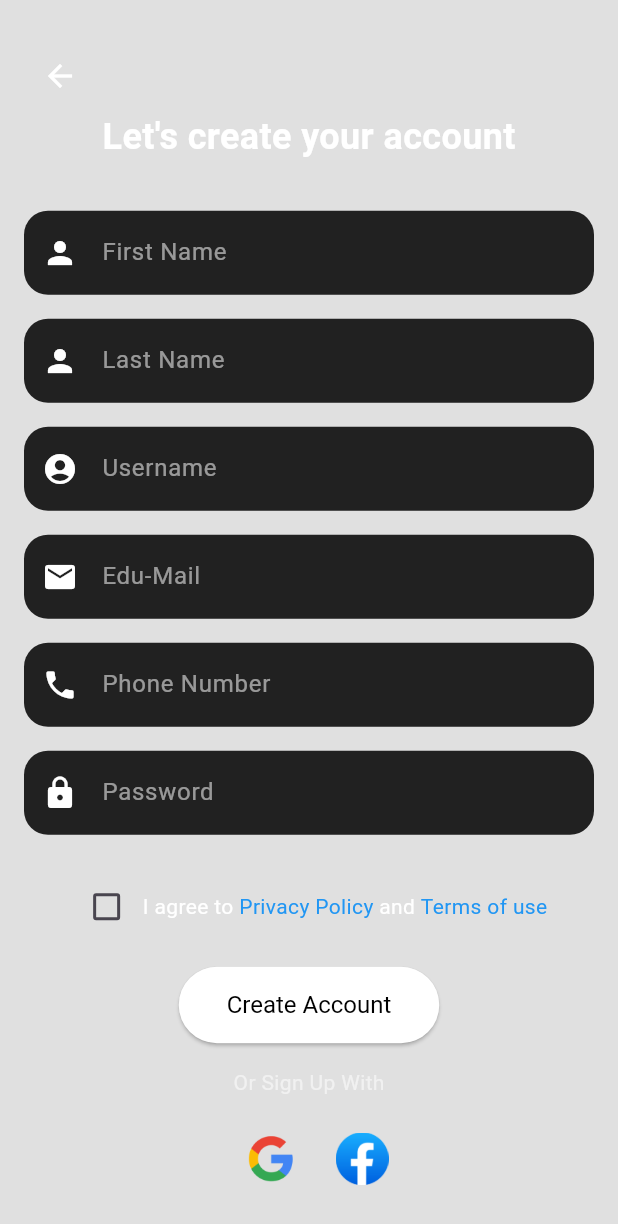
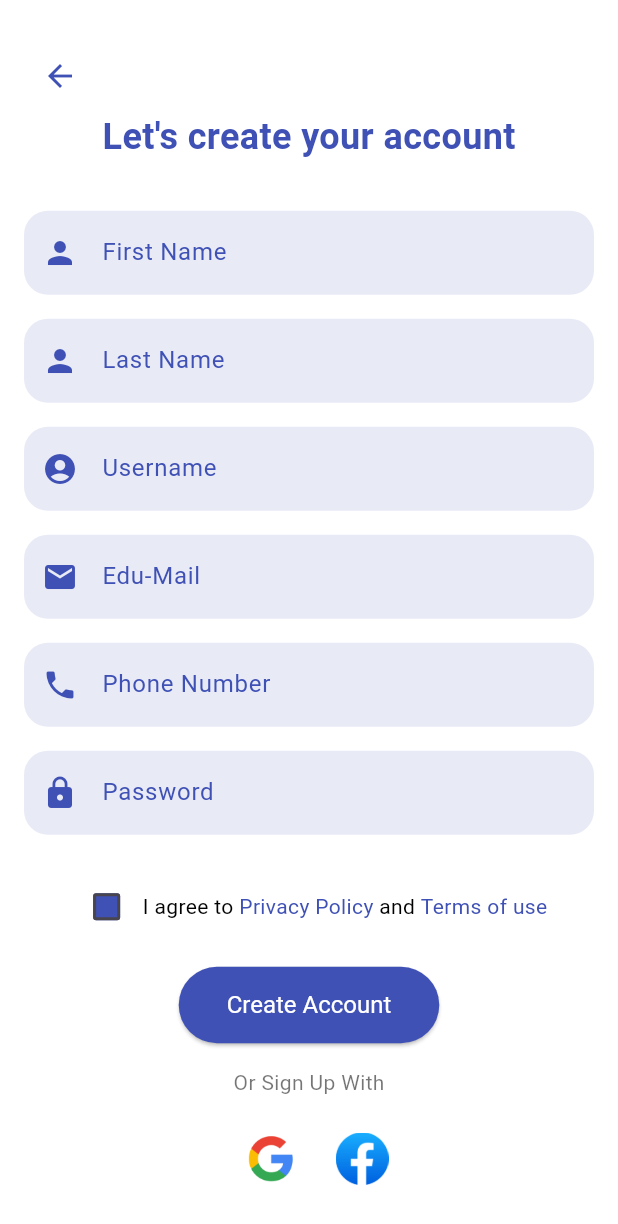
Before and after one commit to Tayebbb/AUSThir, a Flutter app: the reg screen opened directly, on a phone screen of 412 x 824 dp. Shown: the top 1224 px of the screen. Run offline on Flutter 3.47's test engine with Material 3 defaults, Android fonts, the phone set to English and light mode, and no system bars; our stand-ins replace lottie.

Commit message:
reg theme changed

```diff
--- a/lib/reg.dart
+++ b/lib/reg.dart
@@ -1,13 +1,20 @@
 import 'package:flutter/material.dart';
 
 // ignore: camel_case_types
-class reg extends StatelessWidget {
+class reg extends StatefulWidget {
   const reg({super.key});
+
+  @override
+  _regState createState() => _regState();
+}
+
+class _regState extends State<reg> {
+  bool isChecked = false;
 
   @override
   Widget build(BuildContext context) {
     return Scaffold(
-      backgroundColor: Colors.black12,
+      backgroundColor: Colors.white,  // Set background color to white
       body: Padding(
         padding: const EdgeInsets.all(16.0),
         child: Center(
@@ -18,7 +25,7 @@ class reg extends StatelessWidget {
                 Align(
                   alignment: Alignment.topLeft,
                   child: IconButton(
-                    icon: const Icon(Icons.arrow_back, color: Colors.white),
+                    icon: const Icon(Icons.arrow_back, color: Colors.indigo), // Indigo color for icon
                     onPressed: () {
                       Navigator.pop(context);
                     },
@@ -27,7 +34,7 @@ class reg extends StatelessWidget {
                 const Text(
                   "Let's create your account",
                   style: TextStyle(
-                    color: Colors.white,
+                    color: Colors.indigo, // Indigo color for text
                     fontSize: 24,
                     fontWeight: FontWeight.bold,
                   ),
@@ -43,27 +50,36 @@ class reg extends StatelessWidget {
                 Row(
                   mainAxisAlignment: MainAxisAlignment.center,
                   children: [
-                    Checkbox(value: false, onChanged: (value) {}),
+                    Checkbox(
+                      value: isChecked,
+                      onChanged: (value) {
+                        setState(() {
+                          isChecked = value!;
+                        });
+                      },
+                      checkColor: Colors.white,  // White color for checkmark
+                      fillColor: MaterialStateProperty.all(Colors.indigo), // Indigo checkbox fill color
+                    ),
                     const Text(
                       'I agree to ',
-                      style: TextStyle(color: Colors.white),
+                      style: TextStyle(color: Colors.black), // Black color for text
                     ),
                     GestureDetector(
                       onTap: () {},
                       child: const Text(
                         'Privacy Policy',
-                        style: TextStyle(color: Colors.blue),
+                        style: TextStyle(color: Colors.indigo), // Indigo color for links
                       ),
                     ),
                     const Text(
                       ' and ',
-                      style: TextStyle(color: Colors.white),
+                      style: TextStyle(color: Colors.black), // Black color for text
                     ),
                     GestureDetector(
                       onTap: () {},
                       child: const Text(
                         'Terms of use',
-                        style: TextStyle(color: Colors.blue),
+                        style: TextStyle(color: Colors.indigo), // Indigo color for links
                       ),
                     ),
                   ],
@@ -72,20 +88,20 @@ class reg extends StatelessWidget {
                 ElevatedButton(
                   onPressed: () {},
                   style: ElevatedButton.styleFrom(
-                    backgroundColor: Colors.white,
+                    backgroundColor: Colors.indigo, // Indigo background for the button
                     padding: const EdgeInsets.symmetric(
                         horizontal: 32, vertical: 16),
                     textStyle: const TextStyle(fontSize: 16),
                   ),
                   child: const Text(
                     'Create Account',
-                    style: TextStyle(color: Colors.black),
+                    style: TextStyle(color: Colors.white), // White text for the button
                   ),
                 ),
                 const SizedBox(height: 16),
                 const Text(
                   'Or Sign Up With',
-                  style: TextStyle(color: Colors.white54),
+                  style: TextStyle(color: Colors.black54), // Slightly dark text
                 ),
                 const SizedBox(height: 16),
                 Row(
@@ -104,7 +120,7 @@ class reg extends StatelessWidget {
                     const SizedBox(width: 16),
                     InkWell(
                       onTap: () {
-                        print('google');
+                        print('facebook');
                       },
                       child: SizedBox(
                         width: 35,
@@ -128,13 +144,13 @@ class reg extends StatelessWidget {
       padding: const EdgeInsets.symmetric(vertical: 8.0),
       child: TextField(
         obscureText: isPassword,
-        style: const TextStyle(color: Colors.white),
+        style: const TextStyle(color: Colors.black), // Black text for text fields
         decoration: InputDecoration(
-          prefixIcon: Icon(icon, color: Colors.white),
+          prefixIcon: Icon(icon, color: Colors.indigo), // Indigo icon color
           hintText: hintText,
-          hintStyle: const TextStyle(color: Colors.white54),
+          hintStyle: const TextStyle(color: Colors.indigo), // Indigo hint text color
           filled: true,
-          fillColor: Colors.grey[900],
+          fillColor: Colors.indigo[50], // Light indigo fill color for the text field
           border: OutlineInputBorder(
             borderRadius: BorderRadius.circular(16.0),
             borderSide: BorderSide.none,
```
